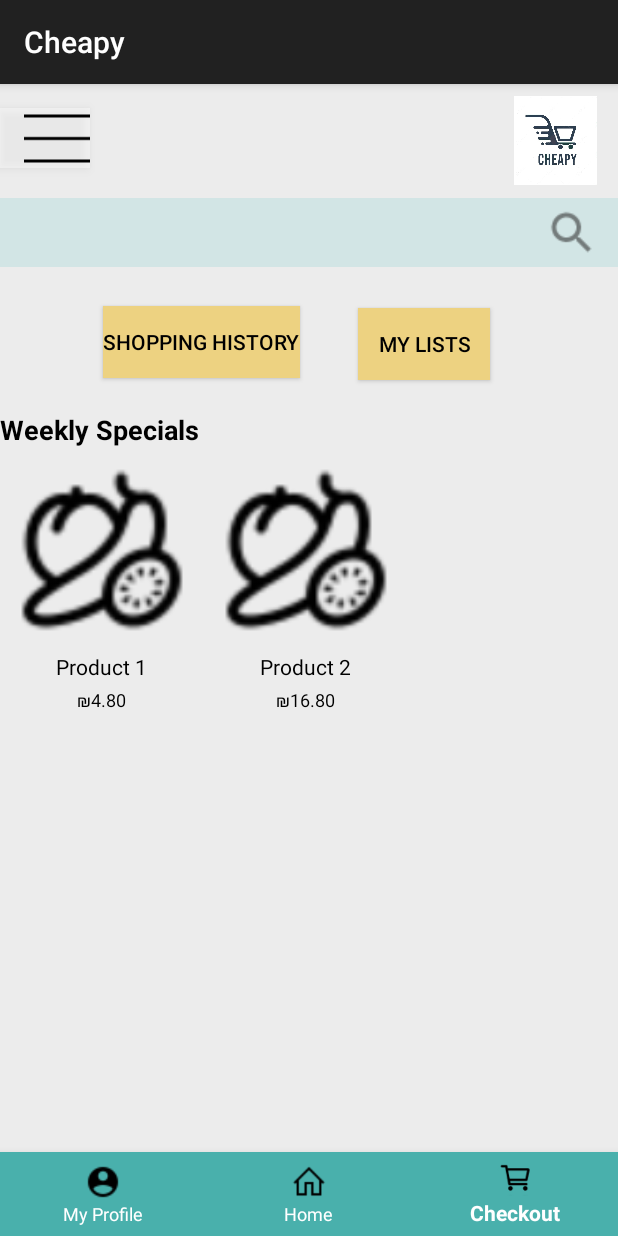
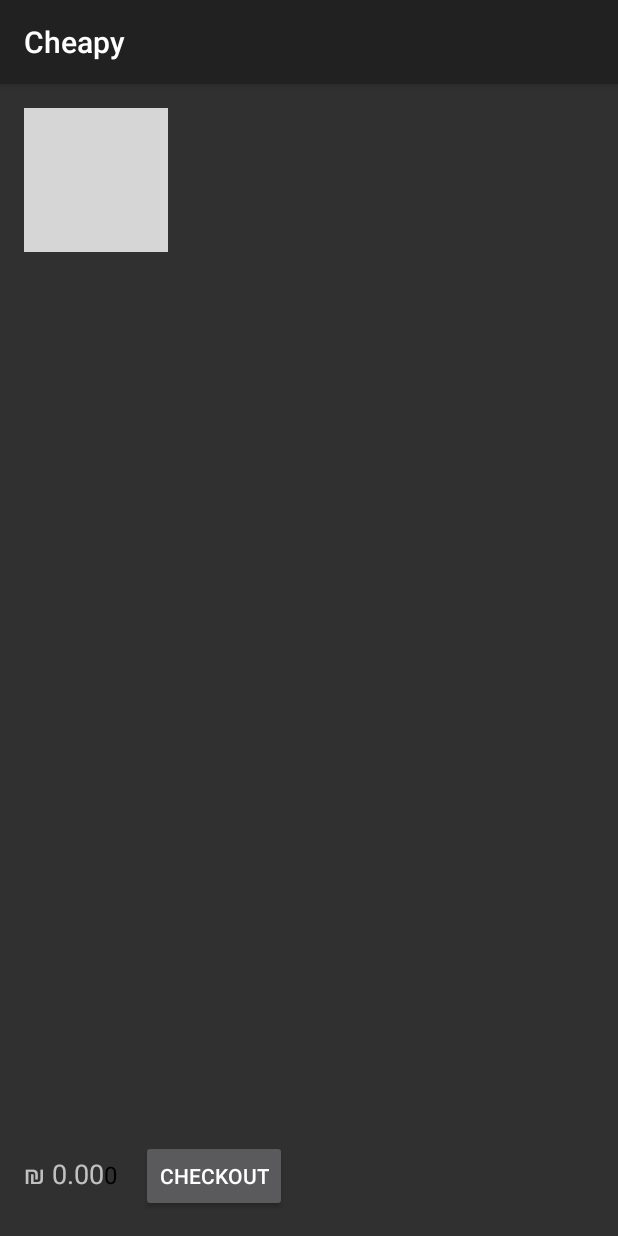
Before and after one commit to Ofirroth/CheapyApp, an Android app: the screen it shows after launch (HomePageActivity before the commit, CartActivity after it), item 3 of the bottom bar chosen, on a phone screen of 412 x 824 dp. Run offline under Robolectric (Android 15) with nearby library versions, the phone set to English and light mode, and no system bars; grey boxes are pictures that could not be loaded.

Commit message:
add and remove product to cart

```diff
--- a/app/build.gradle
+++ b/app/build.gradle
@@ -56,6 +56,7 @@ dependencies {
     // Firebase
     implementation 'com.google.firebase:firebase-core:17.2.1'
     implementation 'com.google.firebase:firebase-messaging:20.0.0'
+    implementation 'com.google.code.gson:gson:2.8.9'
 
     // Network Libraries
     implementation 'com.squareup.retrofit2:retrofit:2.9.0'
--- a/app/src/main/AndroidManifest.xml
+++ b/app/src/main/AndroidManifest.xml
@@ -51,6 +51,8 @@
 
         <activity android:name=".Home_page.HomePageActivity" />
 
+        <activity android:name=".Cart.CartActivity" />
+
         <activity
             android:name=".MainActivity"
             android:exported="true">
--- /dev/null
+++ b/app/src/main/java/com/example/cheapy/Cart/CartActivity.java
@@ -0,0 +1,78 @@
+package com.example.cheapy.Cart;
+
+import android.annotation.SuppressLint;
+import android.os.Bundle;
+import android.widget.Button;
+import android.widget.ImageButton;
+import android.widget.TextView;
+import androidx.appcompat.app.AppCompatActivity;
+import androidx.recyclerview.widget.LinearLayoutManager;
+import androidx.recyclerview.widget.RecyclerView;
+
+import com.example.cheapy.Cart.CartManager;
+import com.example.cheapy.Home_page.Product;
+import com.example.cheapy.R;
+
+import java.util.ArrayList;
+import java.util.List;
+
+public class CartActivity extends AppCompatActivity {
+
+    private RecyclerView recyclerView;
+    private CartAdapter cartAdapter;
+    private List<Product> cartProducts;
+
+    @Override
+    protected void onCreate(Bundle savedInstanceState) {
+        super.onCreate(savedInstanceState);
+        setContentView(R.layout.activity_cart);
+
+        // Initialize RecyclerView
+        recyclerView = findViewById(R.id.recyclerViewCart);
+        recyclerView.setLayoutManager(new LinearLayoutManager(this));
+
+        // Get cart products from a shared cart manager or singleton class
+        updateCartProductList();
+
+        // Update total price and quantity
+        updateCartDetails();
+
+        ImageButton returnHomeButton = findViewById(R.id.btnReturnHome);
+        returnHomeButton.setOnClickListener(v -> finish());
+
+    }
+
+    private void updateCartProductList() {
+        // Get the list of all products from CartManager
+        List<Product> allProducts = CartManager.getInstance().getCartProducts();
+
+        // Filter products with quantity > 0
+        cartProducts = new ArrayList<>();
+        for (Product product : allProducts) {
+            if (product.getQuantity() > 0) {
+                cartProducts.add(product);
+            }
+        }
+
+        // Create and set the adapter with the filtered product list
+        cartAdapter = new CartAdapter(cartProducts);
+        recyclerView.setAdapter(cartAdapter);
+    }
+
+    @SuppressLint("DefaultLocale")
+    private void updateCartDetails() {
+        TextView totalPrice = findViewById(R.id.totalPrice);
+        totalPrice.setText(String.format("₪ %.2f", CartManager.getInstance().getTotalPrice()));
+
+        TextView itemCount = findViewById(R.id.itemCountTextView);
+        itemCount.setText(String.valueOf(CartManager.getInstance().getTotalItemCount()));
+    }
+
+    @Override
+    protected void onResume() {
+        super.onResume();
+        // Refresh the cart product list when returning to the CartActivity
+        updateCartProductList();
+        updateCartDetails();
+    }
+}
--- /dev/null
+++ b/app/src/main/java/com/example/cheapy/Cart/CartAdapter.java
@@ -0,0 +1,57 @@
+package com.example.cheapy.Cart;
+
+import android.view.LayoutInflater;
+import android.view.View;
+import android.view.ViewGroup;
+import android.widget.ImageView;
+import android.widget.TextView;
+import androidx.annotation.NonNull;
+import androidx.recyclerview.widget.RecyclerView;
+import com.example.cheapy.Home_page.Product;
+import com.example.cheapy.R;
+
+import java.util.List;
+
+public class CartAdapter extends RecyclerView.Adapter<CartAdapter.CartViewHolder> {
+
+    private List<Product> cartProducts;
+
+    public CartAdapter(List<Product> cartProducts) {
+        this.cartProducts = cartProducts;
+    }
+
+    @NonNull
+    @Override
+    public CartViewHolder onCreateViewHolder(@NonNull ViewGroup parent, int viewType) {
+        View view = LayoutInflater.from(parent.getContext()).inflate(R.layout.item_cart_product, parent, false);
+        return new CartViewHolder(view);
+    }
+
+    @Override
+    public void onBindViewHolder(@NonNull CartViewHolder holder, int position) {
+        Product product = cartProducts.get(position);
+        holder.productName.setText(product.getName());
+        holder.productPrice.setText(String.format("₪ %.2f", product.getPrice()));
+        holder.productQuantity.setText(String.valueOf(product.getQuantity()));
+
+        // Handle click events or any other functionality
+    }
+
+    @Override
+    public int getItemCount() {
+        return cartProducts.size();
+    }
+
+    public static class CartViewHolder extends RecyclerView.ViewHolder {
+        TextView productName, productPrice, productQuantity;
+        ImageView productImage;
+
+        public CartViewHolder(@NonNull View itemView) {
+            super(itemView);
+            productName = itemView.findViewById(R.id.productName);
+            productPrice = itemView.findViewById(R.id.productPrice);
+            productQuantity = itemView.findViewById(R.id.productQuantity);
+            productImage = itemView.findViewById(R.id.productImage);
+        }
+    }
+}
--- /dev/null
+++ b/app/src/main/java/com/example/cheapy/Cart/CartManager.java
@@ -0,0 +1,61 @@
+package com.example.cheapy.Cart;
+
+import com.example.cheapy.Home_page.Product;
+
+import java.util.ArrayList;
+import java.util.List;
+
+public class CartManager {
+    private static CartManager instance;
+    private List<Product> cartProducts;
+
+    private CartManager() {
+        cartProducts = new ArrayList<>();
+    }
+
+    public static synchronized CartManager getInstance() {
+        if (instance == null) {
+            instance = new CartManager();
+        }
+        return instance;
+    }
+
+    public void addProduct(Product product) {
+        boolean productExists = false;
+        for (Product p : cartProducts) {
+            if (p.getName().equals(product.getName())) {
+                p.setQuantity(p.getQuantity() + 1);
+                productExists = true;
+                break;
+            }
+        }
+        if (!productExists) {
+            product.setQuantity(1);
+            cartProducts.add(product);
+        }
+    }
+
+    public void removeProduct(Product product) {
+        cartProducts.remove(product);
+    }
+
+    public List<Product> getCartProducts() {
+        return cartProducts;
+    }
+
+    public double getTotalPrice() {
+        double total = 0.0;
+        for (Product product : cartProducts) {
+            total += product.getPrice() * product.getQuantity();
+        }
+        return total;
+    }
+
+    public int getTotalItemCount() {
+        int total = 0;
+        for (Product product : cartProducts) {
+            total += product.getQuantity();
+        }
+        return total;
+    }
+}
--- a/app/src/main/java/com/example/cheapy/Home_page/HomePageActivity.java
+++ b/app/src/main/java/com/example/cheapy/Home_page/HomePageActivity.java
@@ -1,18 +1,25 @@
 package com.example.cheapy.Home_page;
 
+import android.content.Intent;
 import android.os.Bundle;
 import androidx.appcompat.app.AppCompatActivity;
 import androidx.recyclerview.widget.LinearLayoutManager;
 import androidx.recyclerview.widget.RecyclerView;
 
+import com.example.cheapy.Cart.CartActivity;
+import com.example.cheapy.Cart.CartManager;
 import com.example.cheapy.Home_page.ProductAdapter;
 import com.example.cheapy.Home_page.Product;
 import com.example.cheapy.R;
+import com.google.android.material.bottomnavigation.BottomNavigationView;
 
 import java.util.ArrayList;
 import java.util.List;
 
 public class HomePageActivity extends AppCompatActivity {
+
+    private ProductAdapter adapter;
+    private List<Product> productList; // Declare productList as a member variable
 
     @Override
     protected void onCreate(Bundle savedInstanceState) {
@@ -23,14 +30,48 @@ public class HomePageActivity extends AppCompatActivity {
         RecyclerView recyclerView = findViewById(R.id.recyclerViewProducts);
         recyclerView.setLayoutManager(new LinearLayoutManager(this, LinearLayoutManager.HORIZONTAL, false));
 
-        // Create a list of productss
-        List<Product> productList = new ArrayList<>();
-        productList.add(new Product("Product 1", R.drawable.ic_category_fruit, "₪4.80"));
-        productList.add(new Product("Product 2", R.drawable.ic_category_fruit, "₪16.80"));
-        // Add more products as needed
+        // Initialize the product list
+        initializeProductList(); // Call a method to initialize the list
 
         // Create and set the adapter
-        ProductAdapter adapter = new ProductAdapter(productList);
+        adapter = new ProductAdapter(productList);
         recyclerView.setAdapter(adapter);
+
+        // Set up the bottom navigation view
+        BottomNavigationView bottomNavigationView = findViewById(R.id.bottomNavigationView);
+        bottomNavigationView.setOnItemSelectedListener(item -> {
+            int itemId = item.getItemId();
+
+            if (itemId == R.id.navigationMyProfile) {
+                Intent profileIntent = new Intent(HomePageActivity.this, HomePageActivity.class);
+                startActivity(profileIntent);
+                return true;
+            } else if (itemId == R.id.navigationHome) {
+                return true;
+            } else if (itemId == R.id.navigationCheckout) {
+                Intent cartIntent = new Intent(HomePageActivity.this, CartActivity.class);
+                startActivity(cartIntent);
+                return true;
+            } else {
+                return false;
+            }
+        });
+    }
+
+    private void initializeProductList() {
+        productList = CartManager.getInstance().getCartProducts();
+        if (productList.isEmpty()) {
+            // Populate with initial products if cart is empty
+            productList.add(new Product("טחינה אחווה", R.drawable.product_1, 4.80));
+            productList.add(new Product("טל העמק 9%", R.drawable.product_2, 16.80));
+        }
+    }
+
+    @Override
+    protected void onResume() {
+        super.onResume();
+        // Update the product list and cart state when returning to the HomePage
+        productList = CartManager.getInstance().getCartProducts();
+        adapter.notifyDataSetChanged(); // Refresh RecyclerView
     }
 }
--- a/app/src/main/java/com/example/cheapy/Home_page/Product.java
+++ b/app/src/main/java/com/example/cheapy/Home_page/Product.java
@@ -3,12 +3,14 @@ package com.example.cheapy.Home_page;
 public class Product {
     private String name;
     private int imageResourceId;
-    private String price;
+    private int quantity;
+    private double price;  // Change to double
 
-    public Product(String name, int imageResourceId, String price) {
+    public Product(String name, int imageResourceId, double price) {
         this.name = name;
         this.imageResourceId = imageResourceId;
-        this.price = price;
+        this.price = price;  // Ensure price is passed as a double
+        this.quantity = 0; // Default quantity
     }
 
     public String getName() {
@@ -19,7 +21,19 @@ public class Product {
         return imageResourceId;
     }
 
-    public String getPrice() {
-        return price;
+    public double getPrice() {
+        return price;  // Now returns a double
+    }
+
+    public int getQuantity() {
+        return quantity;
+    }
+
+    public void setQuantity(int quantity) {
+        this.quantity = quantity;
+    }
+
+    public void setPrice(double price) {  // Setter for price
+        this.price = price;
     }
 }
--- a/app/src/main/java/com/example/cheapy/Home_page/ProductAdapter.java
+++ b/app/src/main/java/com/example/cheapy/Home_page/ProductAdapter.java
@@ -1,19 +1,15 @@
 package com.example.cheapy.Home_page;
 
-import android.annotation.SuppressLint;
 import android.view.LayoutInflater;
-import android.view.MotionEvent;
 import android.view.View;
 import android.view.ViewGroup;
 import android.widget.ImageView;
 import android.widget.TextView;
-import android.widget.Toast;
-
 import androidx.annotation.NonNull;
 import androidx.recyclerview.widget.RecyclerView;
 
+import com.example.cheapy.Cart.CartManager;
 import com.example.cheapy.R;
-
 import java.util.List;
 
 public class ProductAdapter extends RecyclerView.Adapter<ProductAdapter.ProductViewHolder> {
@@ -31,42 +27,51 @@ public class ProductAdapter extends RecyclerView.Adapter<ProductAdapter.ProductV
         return new ProductViewHolder(view);
     }
 
-    @SuppressLint("ClickableViewAccessibility")
     @Override
     public void onBindViewHolder(@NonNull ProductViewHolder holder, int position) {
         Product product = productList.get(position);
         holder.productName.setText(product.getName());
         holder.productImage.setImageResource(product.getImageResourceId());
-        holder.productPrice.setText(product.getPrice());
 
-        // Set up hover/touch listener to show the add to cart button
-        holder.itemView.setOnHoverListener((v, event) -> {
-            switch (event.getAction()) {
-                case MotionEvent.ACTION_HOVER_ENTER:
-                    holder.addToCartButton.setVisibility(View.VISIBLE);
-                    break;
-                case MotionEvent.ACTION_HOVER_EXIT:
-                    holder.addToCartButton.setVisibility(View.GONE);
-                    break;
-            }
-            return true;
+        // Convert the double price to a formatted string
+        String formattedPrice = String.format("₪%.2f", product.getPrice());
+        holder.productPrice.setText(formattedPrice);
+
+        holder.productQuantity.setText(String.valueOf(product.getQuantity()));
+
+        // Update visibility of minus button based on quantity
+        if (product.getQuantity() > 0) {
+            holder.minusButton.setVisibility(View.VISIBLE);
+        } else {
+            holder.minusButton.setVisibility(View.GONE);
+        }
+
+        // Handle "+" button click
+        holder.plusButton.setOnClickListener(v -> {
+            int newQuantity = product.getQuantity() + 1;
+            product.setQuantity(newQuantity);
+
+            // Update CartManager with the new product or updated quantity
+            CartManager.getInstance().addProduct(product);
+
+            // Update the displayed quantity
+            holder.productQuantity.setText(String.valueOf(newQuantity));
+            holder.minusButton.setVisibility(View.VISIBLE); // Show minus button if quantity > 0
         });
 
-        // Alternatively, for touch interaction
-        holder.itemView.setOnTouchListener((v, event) -> {
-            if (event.getAction() == MotionEvent.ACTION_DOWN) {
-                holder.addToCartButton.setVisibility(View.VISIBLE);
-            } else if (event.getAction() == MotionEvent.ACTION_UP) {
-                holder.addToCartButton.setVisibility(View.GONE);
+        holder.minusButton.setOnClickListener(v -> {
+            int newQuantity = product.getQuantity() - 1;
+            if (newQuantity > 0) {
+                product.setQuantity(newQuantity);
+                holder.productQuantity.setText(String.valueOf(newQuantity));
+                CartManager.getInstance().addProduct(product); // Update CartManager with the decreased quantity
+            } else {
+                // If quantity is zero, remove product from the cart
+                CartManager.getInstance().removeProduct(product);
+                holder.minusButton.setVisibility(View.GONE);
             }
-            return true;
         });
 
-        // Handle click on the Add to Cart button
-        holder.addToCartButton.setOnClickListener(v -> {
-            // Handle add to cart logic
-            Toast.makeText(v.getContext(), product.getName() + " added to cart", Toast.LENGTH_SHORT).show();
-        });
     }
 
     @Override
@@ -75,15 +80,17 @@ public class ProductAdapter extends RecyclerView.Adapter<ProductAdapter.ProductV
     }
 
     public static class ProductViewHolder extends RecyclerView.ViewHolder {
-        TextView productName, productPrice;
-        ImageView productImage, addToCartButton;
+        TextView productName, productPrice, productQuantity;
+        ImageView productImage, plusButton, minusButton;
 
         public ProductViewHolder(@NonNull View itemView) {
             super(itemView);
             productName = itemView.findViewById(R.id.productName);
             productImage = itemView.findViewById(R.id.productImage);
             productPrice = itemView.findViewById(R.id.productPrice);
-            addToCartButton = itemView.findViewById(R.id.addToCartButton);
+            productQuantity = itemView.findViewById(R.id.productQuantity);
+            plusButton = itemView.findViewById(R.id.plusButton);
+            minusButton = itemView.findViewById(R.id.minusButton);
         }
     }
 }
--- a/app/src/main/java/com/example/cheapy/MainActivity.java
+++ b/app/src/main/java/com/example/cheapy/MainActivity.java
@@ -6,6 +6,7 @@ import android.os.Handler;
 
 import androidx.appcompat.app.AppCompatActivity;
 
+import com.example.cheapy.Cart.CartActivity;
 import com.example.cheapy.Home_page.HomePageActivity;
 
 public class MainActivity extends AppCompatActivity {
--- /dev/null
+++ b/app/src/main/res/layout/activity_cart.xml
@@ -0,0 +1,57 @@
+<?xml version="1.0" encoding="utf-8"?>
+<RelativeLayout xmlns:android="http://schemas.android.com/apk/res/android"
+    android:layout_width="match_parent"
+    android:layout_height="match_parent">
+
+    <!-- RecyclerView for cart items -->
+    <androidx.recyclerview.widget.RecyclerView
+        android:id="@+id/recyclerViewCart"
+        android:layout_width="match_parent"
+        android:layout_height="wrap_content"
+        android:layout_marginTop="16dp" />
+
+    <!-- Total price and checkout button -->
+    <LinearLayout
+        android:layout_width="match_parent"
+        android:layout_height="wrap_content"
+        android:layout_alignParentBottom="true"
+        android:orientation="horizontal"
+        android:padding="16dp">
+
+        <TextView
+            android:id="@+id/totalPrice"
+            android:layout_width="wrap_content"
+            android:layout_height="wrap_content"
+            android:text="Total: $0.00"
+            android:textSize="18sp" />
+
+        <TextView
+            android:id="@+id/itemCountTextView"
+            android:layout_width="wrap_content"
+            android:layout_height="wrap_content"
+            android:layout_marginEnd="16dp"
+            android:layout_alignParentEnd="true"
+            android:text="0"
+            android:textSize="16sp"
+            android:textColor="@android:color/black" />
+
+        <Button
+            android:id="@+id/btnCheckout"
+            android:layout_width="wrap_content"
+            android:layout_height="wrap_content"
+            android:layout_alignParentRight="true"
+            android:text="Checkout" />
+    </LinearLayout>
+
+    <!-- Return to Home Page Button -->
+    <ImageButton
+        android:id="@+id/btnReturnHome"
+        android:layout_width="wrap_content"
+        android:layout_height="wrap_content"
+        android:layout_alignParentStart="true"
+        android:layout_margin="16dp"
+        android:src="@drawable/ic_return"
+        android:contentDescription="@string/return_home"
+        android:background="?attr/selectableItemBackgroundBorderless" />
+
+</RelativeLayout>
--- a/app/src/main/res/values-night/strings.xml
+++ b/app/src/main/res/values-night/strings.xml
@@ -2,4 +2,5 @@
 <resources>
     <string name="product_price">15₪</string>
     <string name="add_to_cart">add to cart</string>
+    <string name="remove_from_cart">remove from cart</string>
 </resources>
--- a/app/src/main/res/values/strings.xml
+++ b/app/src/main/res/values/strings.xml
@@ -77,4 +77,9 @@
     <string name="my_profile">My Profile</string>
     <string name="product_price">15₪</string>
     <string name="add_to_cart">add to cart</string>
+    <string name="remove_from_cart">remove from cart</string>
+    <string name="quantity">quantity</string>
+    <string name="product_name">product name</string>
+    <string name="product_image">product image</string>
+    <string name="return_home">return</string>
 </resources>
```
Also changed, not shown: app/src/main/res/layout/item_cart_product.xml (added, +46 -0 lines), app/src/main/res/layout/item_product.xml (+38 -7 lines), app/src/main/res/drawable/ic_minus.png (added), app/src/main/res/drawable/product_1.png (added), 1 other file.
